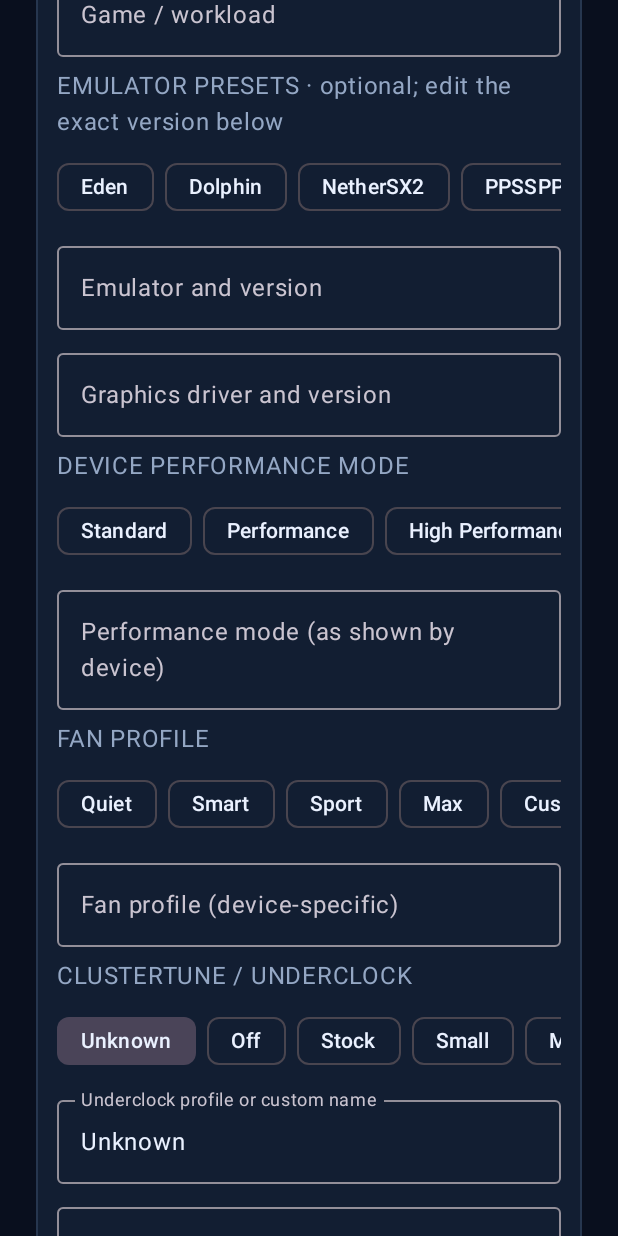
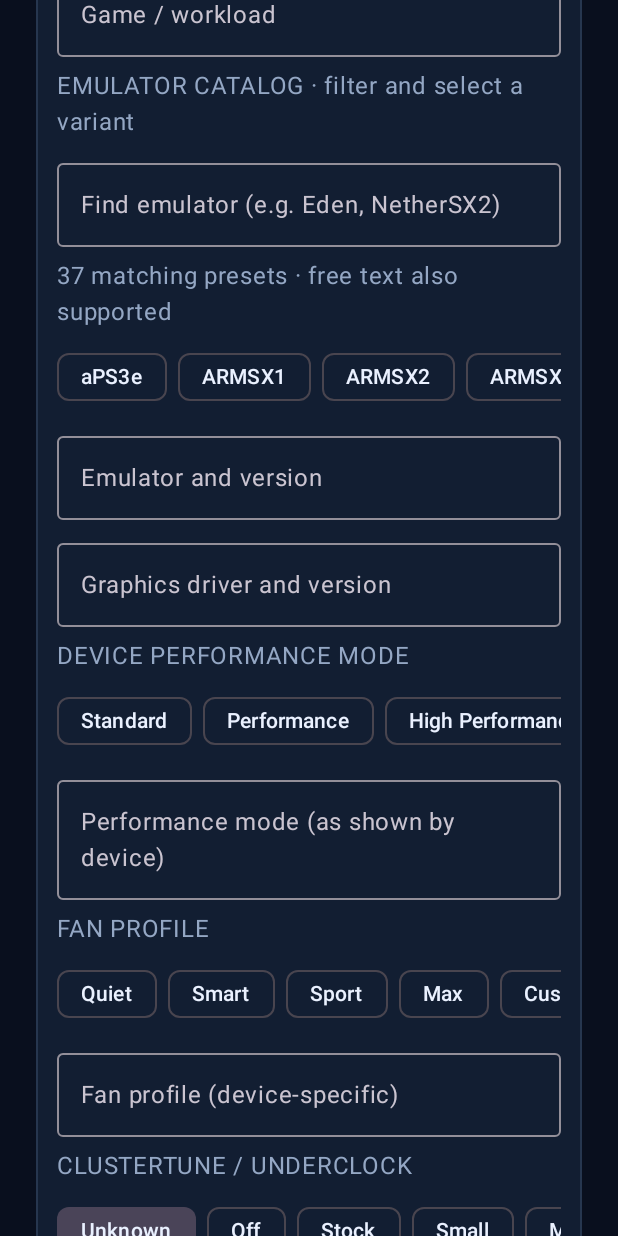
Before and after one commit to locutus5382/Heimdall, an Android app built with Jetpack Compose: the screen it shows after launch (MainActivity), scrolled down 576 dp, on a phone screen of 412 x 824 dp. Run offline under Robolectric (Android 15) with nearby library versions, the phone set to English and light mode, and no system bars.

Commit message:
M8a: replace small shortcuts with searchable 37-entry user emulator catalog

```diff
--- a/app/src/main/java/com/locutus5382/heimdall/ui/DukoTagEditor.kt
+++ b/app/src/main/java/com/locutus5382/heimdall/ui/DukoTagEditor.kt
@@ -33,6 +33,47 @@ import kotlinx.coroutines.launch
 private val DukoIce = Color(0xFFEAF1FF)
 private val DukoMuted = Color(0xFF94A7C4)
 private val DukoGold = Color(0xFFF0BD62)
+
+/** Curated user-provided Obtainium emulation catalog; these are labels, not detected apps. */
+private val emulatorCatalog = listOf(
+    "aPS3e",
+    "ARMSX1",
+    "ARMSX2",
+    "ARMSX2 Nightly",
+    "ARMSX3",
+    "Azahar",
+    "Cemu",
+    "Cemu (DS)",
+    "Citra MMJ",
+    "Citron Neo",
+    "Dolphin Emulator",
+    "Dolphin Emulator (Dev build)",
+    "Dolphin-MMJR2-VBI",
+    "DuckStation",
+    "Eden",
+    "Eden (Nightly)",
+    "Flycast",
+    "Gopher64",
+    "Hakux",
+    "MelonDS",
+    "MelonDS Nightly",
+    "NetherSX2-Classic",
+    "NetherSX2-Patch",
+    "NetherSX2-Turnip",
+    "Pico8 Android",
+    "Play!",
+    "PPSSPP",
+    "RetroArch (AArch64)",
+    "RetroArch Nightly (AArch64)",
+    "RPCSX",
+    "ScummVM",
+    "Swiff",
+    "Vita3K",
+    "WatermelonDS",
+    "X1 BOX",
+    "X360 Mobile",
+    "Xendroid"
+)
 
 /**
  * A manual test-profile editor, not a device-control screen. When sessionId is
@@ -84,17 +125,23 @@ internal fun DukoTagEditor(sessionId: Long? = null) {
         OutlinedTextField(tags.game, { declared(tags.copy(game = it)) },
             label = { Text("Game / workload") }, singleLine = true,
             modifier = Modifier.fillMaxWidth())
-        Text("EMULATOR PRESETS · optional; edit the exact version below", color = DukoMuted)
+        Text("EMULATOR CATALOG · filter and select a variant", color = DukoMuted)
+        var emulatorFilter by remember { mutableStateOf("") }
+        OutlinedTextField(
+            value = emulatorFilter,
+            onValueChange = { emulatorFilter = it },
+            label = { Text("Find emulator (e.g. Eden, NetherSX2)") },
+            singleLine = true,
+            modifier = Modifier.fillMaxWidth()
+        )
+        val matches = emulatorCatalog.filter {
+            it.contains(emulatorFilter.trim(), ignoreCase = true)
+        }
+        Text("${matches.size} matching presets · free text also supported", color = DukoMuted)
         DukoOptions(
-            choices = listOf(
-                "Eden", "Dolphin", "NetherSX2", "PPSSPP", "RetroArch",
-                "DuckStation", "melonDS", "Lime3DS", "Azahar", "M64Plus FZ",
-                "Flycast", "Redream", "Winlator", "Other"
-            ),
+            choices = matches.take(12),
             selected = tags.emulator,
-            onChoose = { choice ->
-                if (choice != "Other") declared(tags.copy(emulator = choice))
-            }
+            onChoose = { declared(tags.copy(emulator = it)) }
         )
         OutlinedTextField(tags.emulator, { declared(tags.copy(emulator = it)) },
             label = { Text("Emulator and version") }, singleLine = true,
```
